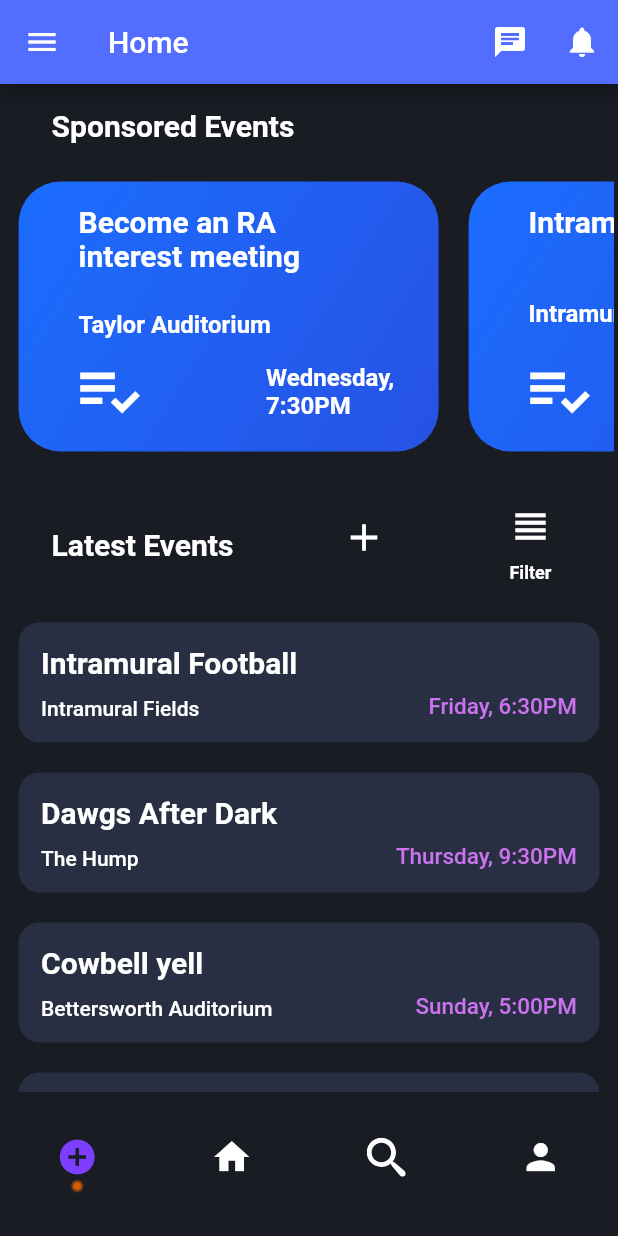
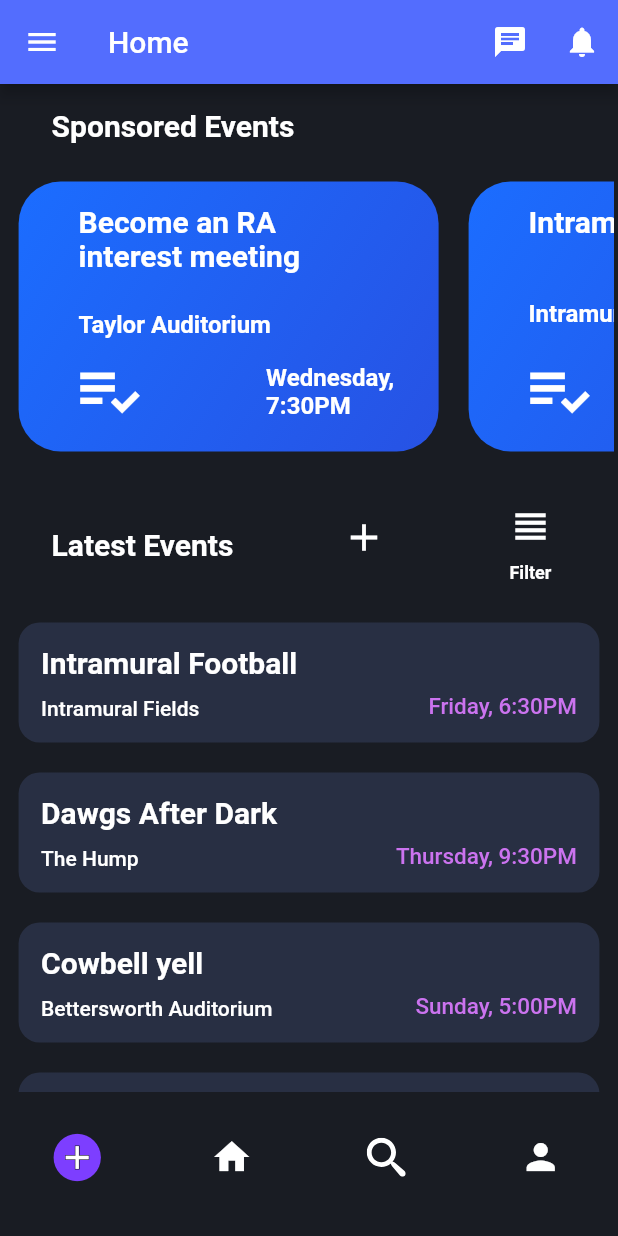
Before and after one commit to Senior-Project-CSE-3213/sp_flutter_app, a Flutter app: the screen it shows once a user with an empty profile is signed in, on a phone screen of 412 x 824 dp. Run offline on Flutter 3.47's test engine with Material 2 defaults, Android fonts, the phone set to English and light mode, and no system bars; our stand-ins replace cloud_firestore, firebase_auth, firebase_core, flutter_spinkit, flutter_svg, google_maps_flutter and 1 more; missing offline and left inert: dart:ffi, filter_list; accounts and stored records are empty.

Commit message:
More like dribble design, made bottom nav plus icon be white, removed orange dot from plus button

```diff
--- a/lib/shared/widgets/bottom_bar.dart
+++ b/lib/shared/widgets/bottom_bar.dart
@@ -57,7 +57,7 @@ class _BottomNavBarState extends State<BottomNavBar> {
         child: Container(
             height: 55,
             width: MediaQuery.of(context).size.width / _iconList.length,
-            decoration: index == _selectedIndex
+            decoration: (index == _selectedIndex && index != 0)
                 ? BoxDecoration(
                     color: Colors.amber[900],
                     gradient: new RadialGradient(
@@ -74,9 +74,24 @@ class _BottomNavBarState extends State<BottomNavBar> {
                     child: SvgPicture.asset("assets/svgs/magnifying_glass.svg",
                         width: 26, height: 26, color: Colors.white),
                   )
-                : Icon(
+                : index == 0
+                ? Stack(
+                    alignment: Alignment.center,
+                    children: [
+                      Icon(
+                        icon,
+                        color: Color.fromRGBO(125,62,255,1),
+                        size: 38,
+                      ),
+                      Icon(
+                        Icons.add,
+                        color: Colors.white,
+                        size: 26,
+                      ),
+                    ],
+                  ) : Icon(
                     icon,
-                    color: (index == 0 ? Color.fromRGBO(125,62,255,1) : Colors.white),
+                    color: Colors.white,
                     size: 28,
                   ))),
       ),
```
